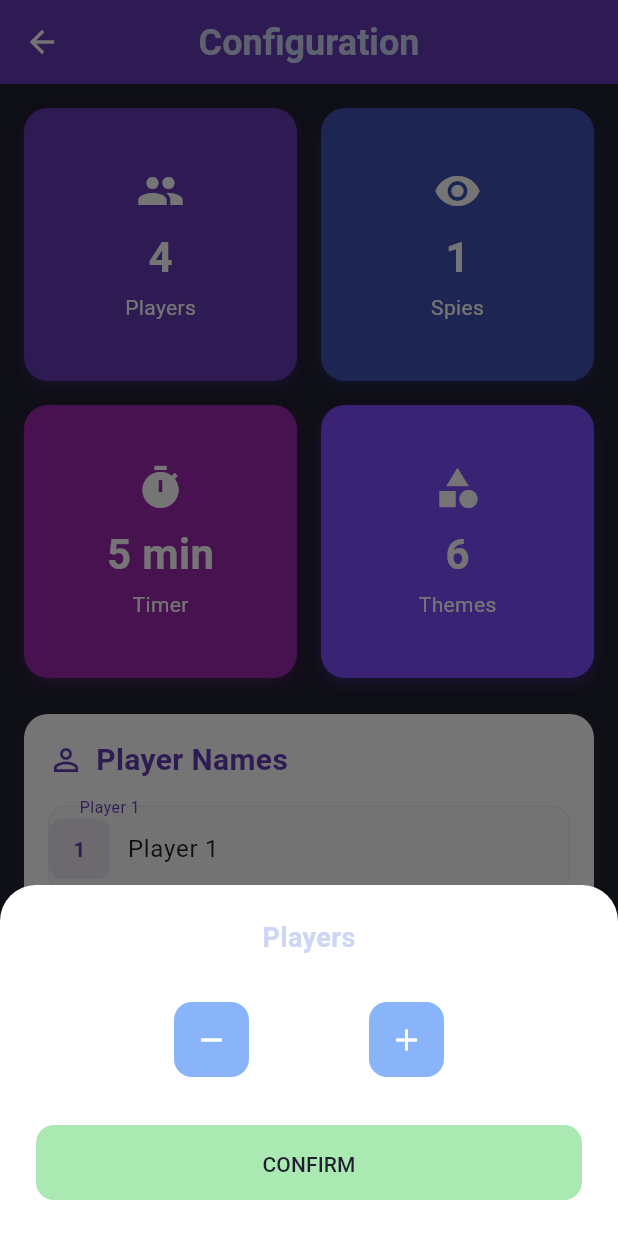
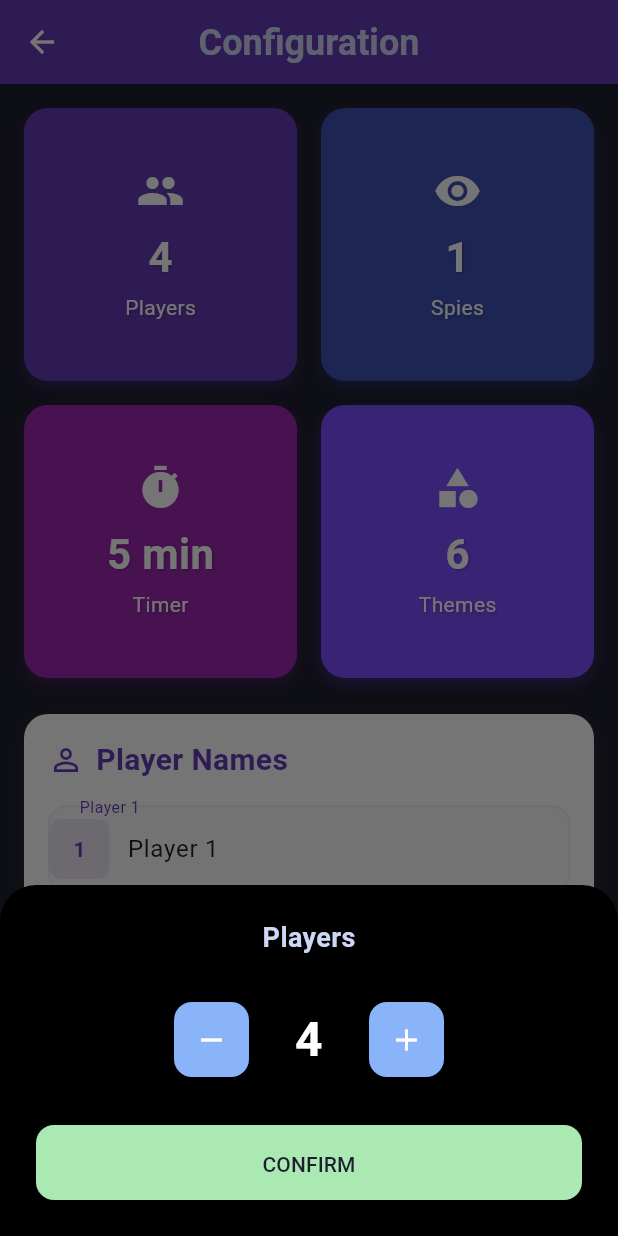
Before and after one commit to akhlak007/spy, a Flutter app: the SetupScreen screen opened directly, after a tap on an icon or button, on a phone screen of 412 x 824 dp. Run offline on Flutter 3.47's test engine with Material 3 defaults, Android fonts, the phone set to English and light mode, and no system bars.

Commit message:
updated ui screen

```diff
--- a/lib/screens/setup_screen.dart
+++ b/lib/screens/setup_screen.dart
@@ -299,6 +299,13 @@ class _SetupScreenState extends State<SetupScreen> {
                 fontSize: 28,
                 fontWeight: FontWeight.bold,
                 color: Colors.white,
+                shadows: [
+                  Shadow(
+                    offset: Offset(1, 1),
+                    blurRadius: 2,
+                    color: Colors.black26,
+                  ),
+                ],
               ),
             ),
             const SizedBox(height: 4),
@@ -307,6 +314,13 @@ class _SetupScreenState extends State<SetupScreen> {
               style: const TextStyle(
                 fontSize: 14,
                 color: Colors.white,
+                shadows: [
+                  Shadow(
+                    offset: Offset(1, 1),
+                    blurRadius: 2,
+                    color: Colors.black26,
+                  ),
+                ],
               ),
             ),
           ],
@@ -324,7 +338,7 @@ class _SetupScreenState extends State<SetupScreen> {
   ) {
     showModalBottomSheet(
       context: context,
-      backgroundColor: Colors.white,
+      backgroundColor: Colors.black,
       shape: const RoundedRectangleBorder(
         borderRadius: BorderRadius.vertical(top: Radius.circular(24)),
       ),
```
Also changed, not shown: 1 other file.
